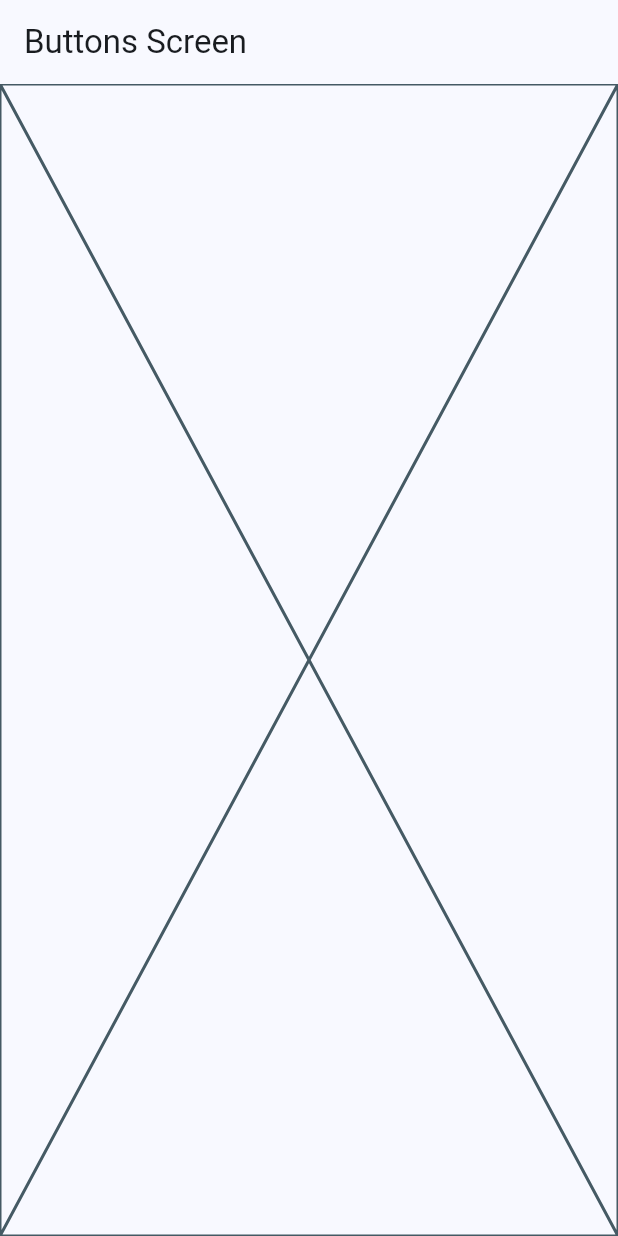
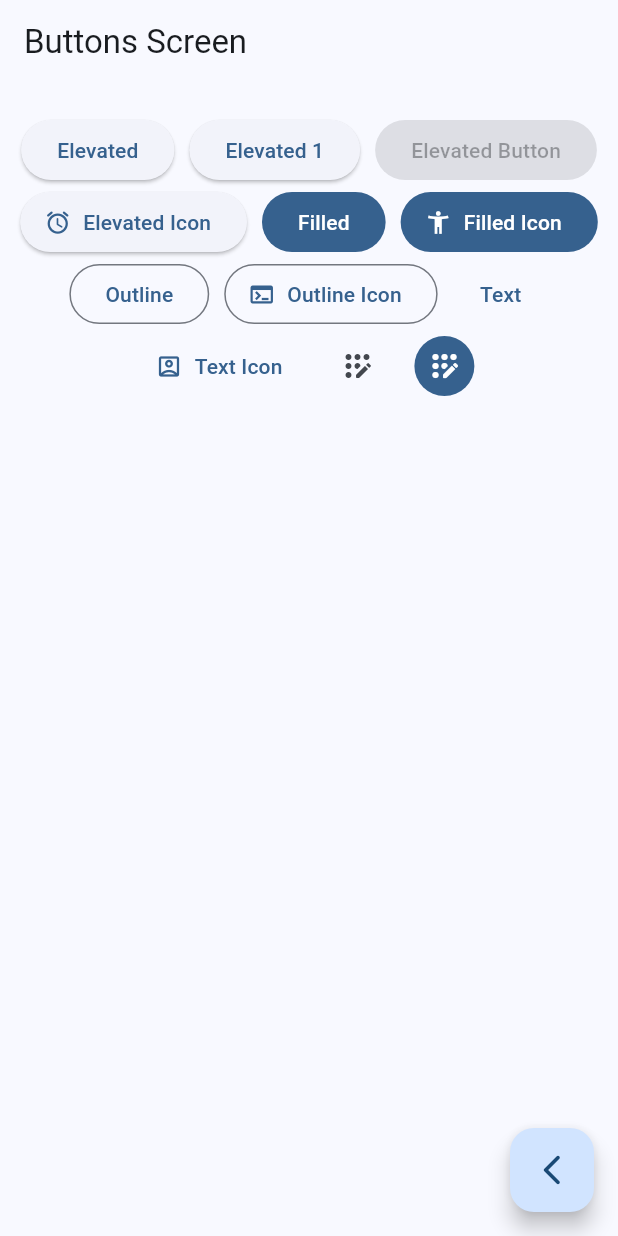
Before and after one commit to JorgeEspina/widgets_app, a Flutter app: the ButtonsScreen screen opened by its route, on a phone screen of 412 x 824 dp. Run offline on Flutter 3.47's test engine with Material 3 defaults, Android fonts, the phone set to English and light mode, and no system bars; our stand-ins replace go_router.

Commit message:
[FEAT]: examples types buttons

```diff
--- a/lib/presentation/screens/buttons/buttons_screen.dart
+++ b/lib/presentation/screens/buttons/buttons_screen.dart
@@ -1,4 +1,5 @@
 import 'package:flutter/material.dart';
+import 'package:go_router/go_router.dart';
 
 class ButtonsScreen extends StatelessWidget {
   static const String name = 'buttons_screen';
@@ -10,7 +11,87 @@ class ButtonsScreen extends StatelessWidget {
       appBar: AppBar(
         title: const Text('Buttons Screen'),
       ),
-      body: const Placeholder(),
+      body: const _ButtonsView(),
+      floatingActionButton: FloatingActionButton(
+        child: const Icon(Icons.arrow_back_ios_new_rounded),
+        onPressed: (){
+          context.pop();
+        },
+      ),
     );
   }
 }
+
+class _ButtonsView extends StatelessWidget {
+  const _ButtonsView();
+
+  @override
+  Widget build(BuildContext context) {
+
+    final colors = Theme.of(context).colorScheme;
+
+    return SizedBox(
+      width: double.infinity,
+      child: Padding(
+        padding: const EdgeInsets.symmetric(horizontal: 10, vertical: 20),
+        child: Wrap(
+          spacing: 10,
+          alignment: WrapAlignment.center,
+          children: [
+            ElevatedButton(onPressed: () {}, child: const Text('Elevated')),
+            ElevatedButton(onPressed: () {}, child: const Text('Elevated 1')),
+            const ElevatedButton(onPressed: null, child: Text('Elevated Button')),
+
+            ElevatedButton.icon(
+              onPressed: () {},
+              icon: const Icon( Icons.access_alarm_rounded),
+              label: const Text('Elevated Icon'),
+            ),
+            FilledButton(
+              onPressed: (){},
+              child: const Text('Filled')
+            ),
+            FilledButton.icon(
+              onPressed: (){},
+              icon: const Icon(Icons.accessibility_new),
+              label: const Text('Filled Icon'),
+            ),
+            OutlinedButton(
+              onPressed: (){},
+              child: const Text('Outline')
+            ),
+            OutlinedButton.icon(
+              onPressed: (){},
+              icon: const Icon(Icons.terminal),
+              label: const Text('Outline Icon'),
+            ),
+            TextButton(
+              onPressed: (){},
+              child: const Text('Text')
+            ),
+            TextButton.icon(
+              onPressed: (){},
+              icon: const Icon(Icons.account_box_outlined),
+              label: const Text('Text Icon'),
+            ),
+            //TODO: CUSTOM BUTTON
+
+
+            IconButton(
+              onPressed: (){},
+              icon: const Icon(Icons.app_registration_rounded),
+            ),
+            IconButton(
+              onPressed: (){},
+              icon: const Icon(Icons.app_registration_rounded),
+              style: ButtonStyle(
+                backgroundColor: MaterialStatePropertyAll(colors.primary),
+                iconColor: const MaterialStatePropertyAll(Colors.white),
+              ),
+            )
+          ],
+        ),
+      ),
+    );
+  }
+}
--- a/lib/presentation/screens/home/home_screen.dart
+++ b/lib/presentation/screens/home/home_screen.dart
@@ -1,7 +1,6 @@
 import 'package:flutter/material.dart';
 import 'package:go_router/go_router.dart';
 import 'package:widgets_app/config/menu/menu_items.dart';
-import 'package:widgets_app/presentation/screens/cards/cards_screen.dart';
 
 class HomeScreen extends StatelessWidget {
   static const String name = 'home_screen';
```
